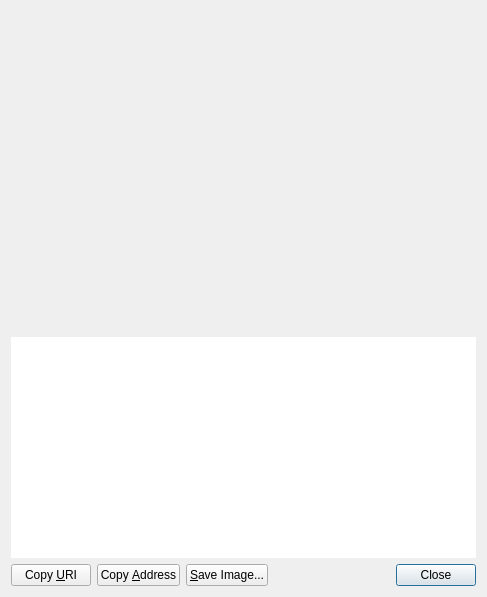
Qt form src/qt/forms/receiverequestdialog.ui (tyzen-tzn/tyzen) before a commit.
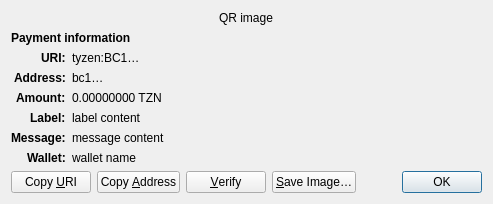
The same form after that commit. Custom widgets are drawn as their Qt base class.

Diff of the .ui file:
```diff
--- a/src/qt/forms/receiverequestdialog.ui
+++ b/src/qt/forms/receiverequestdialog.ui
@@ -6,60 +6,158 @@
    <rect>
     <x>0</x>
     <y>0</y>
-    <width>487</width>
-    <height>597</height>
+    <width>413</width>
+    <height>229</height>
    </rect>
   </property>
-  <layout class="QVBoxLayout" name="verticalLayout_3">
-   <item>
-    <widget class="QRImageWidget" name="lblQRCode">
-     <property name="sizePolicy">
-      <sizepolicy hsizetype="Expanding" vsizetype="Fixed">
-       <horstretch>0</horstretch>
-       <verstretch>0</verstretch>
-      </sizepolicy>
+  <property name="windowTitle">
+   <string>Request payment to …</string>
+  </property>
+  <layout class="QGridLayout" name="gridLayout" columnstretch="0,1">
+   <property name="sizeConstraint">
+    <enum>QLayout::SetFixedSize</enum>
+   </property>
+   <item row="0" column="0" colspan="2" alignment="Qt::AlignHCenter">
+    <widget class="QRImageWidget" name="qr_code">
+     <property name="text">
+      <string notr="true">QR image</string>
      </property>
-     <property name="minimumSize">
-      <size>
-       <width>300</width>
-       <height>320</height>
-      </size>
+     <property name="textInteractionFlags">
+      <set>Qt::NoTextInteraction</set>
      </property>
-     <property name="toolTip">
-      <string>QR Code</string>
+    </widget>
+   </item>
+   <item row="1" column="0" colspan="2">
+    <widget class="QLabel" name="payment_header">
+     <property name="font">
+      <font>
+       <weight>75</weight>
+       <bold>true</bold>
+      </font>
      </property>
+     <property name="text">
+      <string>Payment information</string>
+     </property>
+     <property name="textInteractionFlags">
+      <set>Qt::NoTextInteraction</set>
+     </property>
+    </widget>
+   </item>
+   <item row="2" column="0" alignment="Qt::AlignRight|Qt::AlignTop">
+    <widget class="QLabel" name="uri_tag">
+     <property name="font">
+      <font>
+       <weight>75</weight>
+       <bold>true</bold>
+      </font>
+     </property>
+     <property name="text">
+      <string notr="true">URI:</string>
+     </property>
      <property name="textFormat">
       <enum>Qt::PlainText</enum>
      </property>
-     <property name="alignment">
-      <set>Qt::AlignCenter</set>
+     <property name="textInteractionFlags">
+      <set>Qt::NoTextInteraction</set>
      </property>
+    </widget>
+   </item>
+   <item row="2" column="1" alignment="Qt::AlignTop">
+    <widget class="QLabel" name="uri_content">
+     <property name="text">
+      <string notr="true">tyzen:BC1…</string>
+     </property>
+     <property name="textFormat">
+      <enum>Qt::RichText</enum>
+     </property>
      <property name="wordWrap">
       <bool>true</bool>
      </property>
     </widget>
    </item>
-   <item>
-    <widget class="QTextEdit" name="outUri">
-     <property name="sizePolicy">
-      <sizepolicy hsizetype="Expanding" vsizetype="Expanding">
-       <horstretch>0</horstretch>
-       <verstretch>0</verstretch>
-      </sizepolicy>
+   <item row="3" column="0" alignment="Qt::AlignRight|Qt::AlignTop">
+    <widget class="QLabel" name="address_tag">
+     <property name="font">
+      <font>
+       <weight>75</weight>
+       <bold>true</bold>
+      </font>
      </property>
-     <property name="minimumSize">
-      <size>
-       <width>0</width>
-       <height>50</height>
-      </size>
+     <property name="text">
+      <string>Address:</string>
      </property>
-     <property name="frameShape">
-      <enum>QFrame::NoFrame</enum>
+     <property name="textInteractionFlags">
+      <set>Qt::NoTextInteraction</set>
      </property>
-     <property name="frameShadow">
-      <enum>QFrame::Plain</enum>
+    </widget>
+   </item>
+   <item row="3" column="1" alignment="Qt::AlignTop">
+    <widget class="QLabel" name="address_content">
+     <property name="text">
+      <string notr="true">bc1…</string>
      </property>
-     <property name="tabChangesFocus">
+     <property name="textFormat">
+      <enum>Qt::PlainText</enum>
+     </property>
+     <property name="textInteractionFlags">
+      <set>Qt::TextSelectableByMouse</set>
+     </property>
+    </widget>
+   </item>
+   <item row="4" column="0" alignment="Qt::AlignRight|Qt::AlignTop">
+    <widget class="QLabel" name="amount_tag">
+     <property name="font">
+      <font>
+       <weight>75</weight>
+       <bold>true</bold>
+      </font>
+     </property>
+     <property name="text">
+      <string>Amount:</string>
+     </property>
+     <property name="textInteractionFlags">
+      <set>Qt::NoTextInteraction</set>
+     </property>
+    </widget>
+   </item>
+   <item row="4" column="1" alignment="Qt::AlignTop">
+    <widget class="QLabel" name="amount_content">
+     <property name="text">
+      <string notr="true">0.00000000 TZN</string>
+     </property>
+     <property name="textFormat">
+      <enum>Qt::PlainText</enum>
+     </property>
+     <property name="textInteractionFlags">
+      <set>Qt::TextSelectableByMouse</set>
+     </property>
+    </widget>
+   </item>
+   <item row="5" column="0" alignment="Qt::AlignRight|Qt::AlignTop">
+    <widget class="QLabel" name="label_tag">
+     <property name="font">
+      <font>
+       <weight>75</weight>
+       <bold>true</bold>
+      </font>
+     </property>
+     <property name="text">
+      <string>Label:</string>
+     </property>
+     <property name="textInteractionFlags">
+      <set>Qt::NoTextInteraction</set>
+     </property>
+    </widget>
+   </item>
+   <item row="5" column="1" alignment="Qt::AlignTop">
+    <widget class="QLabel" name="label_content">
+     <property name="text">
+      <string notr="true">label content</string>
+     </property>
+     <property name="textFormat">
+      <enum>Qt::PlainText</enum>
+     </property>
+     <property name="wordWrap">
       <bool>true</bool>
      </property>
      <property name="textInteractionFlags">
@@ -67,7 +165,71 @@
      </property>
     </widget>
    </item>
-   <item>
+   <item row="6" column="0" alignment="Qt::AlignRight|Qt::AlignTop">
+    <widget class="QLabel" name="message_tag">
+     <property name="font">
+      <font>
+       <weight>75</weight>
+       <bold>true</bold>
+      </font>
+     </property>
+     <property name="text">
+      <string>Message:</string>
+     </property>
+     <property name="textInteractionFlags">
+      <set>Qt::NoTextInteraction</set>
+     </property>
+    </widget>
+   </item>
+   <item row="6" column="1" alignment="Qt::AlignTop">
+    <widget class="QLabel" name="message_content">
+     <property name="text">
+      <string notr="true">message content</string>
+     </property>
+     <property name="textFormat">
+      <enum>Qt::PlainText</enum>
+     </property>
+     <property name="wordWrap">
+      <bool>true</bool>
+     </property>
+     <property name="textInteractionFlags">
+      <set>Qt::TextSelectableByMouse</set>
+     </property>
+    </widget>
+   </item>
+   <item row="7" column="0" alignment="Qt::AlignRight|Qt::AlignTop">
+    <widget class="QLabel" name="wallet_tag">
+     <property name="font">
+      <font>
+       <weight>75</weight>
+       <bold>true</bold>
+      </font>
+     </property>
+     <property name="text">
+      <string>Wallet:</string>
+     </property>
+     <property name="textInteractionFlags">
+      <set>Qt::NoTextInteraction</set>
+     </property>
+    </widget>
+   </item>
+   <item row="7" column="1" alignment="Qt::AlignTop">
+    <widget class="QLabel" name="wallet_content">
+     <property name="text">
+      <string notr="true">wallet name</string>
+     </property>
+     <property name="textFormat">
+      <enum>Qt::PlainText</enum>
+     </property>
+     <property name="wordWrap">
+      <bool>true</bool>
+     </property>
+     <property name="textInteractionFlags">
+      <set>Qt::TextSelectableByMouse</set>
+     </property>
+    </widget>
+   </item>
+   <item row="8" column="0" colspan="2">
     <layout class="QHBoxLayout" name="horizontalLayout">
      <item>
       <widget class="QPushButton" name="btnCopyURI">
@@ -89,10 +251,23 @@
        </property>
       </widget>
      </item>
+     <item>
+      <widget class="QPushButton" name="btnVerify">
+       <property name="text">
+        <string>&amp;Verify</string>
+       </property>
+       <property name="toolTip">
+        <string>Verify this address on e.g. a hardware wallet screen</string>
+       </property>
+       <property name="autoDefault">
+        <bool>false</bool>
+       </property>
+      </widget>
+     </item>
      <item>
       <widget class="QPushButton" name="btnSaveAs">
        <property name="text">
-        <string>&amp;Save Image...</string>
+        <string>&amp;Save Image…</string>
        </property>
        <property name="autoDefault">
         <bool>false</bool>
@@ -115,7 +290,7 @@
      <item>
       <widget class="QDialogButtonBox" name="buttonBox">
        <property name="standardButtons">
-        <set>QDialogButtonBox::Close</set>
+        <set>QDialogButtonBox::Ok</set>
        </property>
       </widget>
      </item>
```
Left out of the diff: 40 changed lines with no effect on the pictures.
